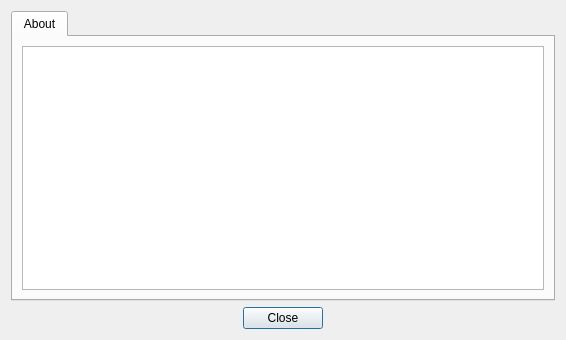
Above: forms/about_dialog.ui from mstuttgart/pynocchio before the change. Below: the same form after it.
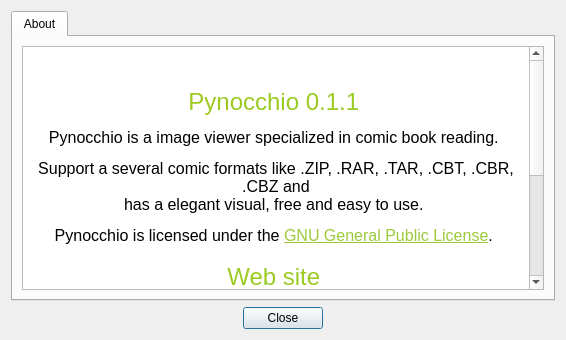
That is the form after the change. Icons and pictures are not drawn.

Commit message: [FIX] Update form with new icons. Close #64

The edit to the form file:
```diff
--- a/forms/about_dialog.ui
+++ b/forms/about_dialog.ui
@@ -54,12 +54,41 @@
            <height>16777215</height>
           </size>
          </property>
+         <property name="frameShape">
+          <enum>QFrame::StyledPanel</enum>
+         </property>
+         <property name="frameShadow">
+          <enum>QFrame::Plain</enum>
+         </property>
          <property name="html">
           <string>&lt;!DOCTYPE HTML PUBLIC &quot;-//W3C//DTD HTML 4.0//EN&quot; &quot;http://www.w3.org/TR/REC-html40/strict.dtd&quot;&gt;
 &lt;html&gt;&lt;head&gt;&lt;meta name=&quot;qrichtext&quot; content=&quot;1&quot; /&gt;&lt;style type=&quot;text/css&quot;&gt;
 p, li { white-space: pre-wrap; }
 &lt;/style&gt;&lt;/head&gt;&lt;body style=&quot; font-family:'DejaVu Sans'; font-size:12pt; font-weight:400; font-style:normal;&quot;&gt;
-&lt;p align=&quot;center&quot; style=&quot;-qt-paragraph-type:empty; margin-top:12px; margin-bottom:12px; margin-left:0px; margin-right:0px; -qt-block-indent:0; text-indent:0px;&quot;&gt;&lt;br /&gt;&lt;/p&gt;&lt;/body&gt;&lt;/html&gt;</string>
+&lt;p align=&quot;center&quot; style=&quot; margin-top:12px; margin-bottom:12px; margin-left:0px; margin-right:0px; -qt-block-indent:0; text-indent:0px;&quot;&gt;&lt;img src=&quot;:/icons/pynocchio_icon.png&quot; /&gt; &lt;/p&gt;
+&lt;p align=&quot;center&quot; style=&quot; margin-top:18px; margin-bottom:12px; margin-left:0px; margin-right:0px; -qt-block-indent:0; text-indent:0px;&quot;&gt;&lt;span style=&quot; font-size:xx-large; color:#9bca22;&quot;&gt;Pynocchio 0.1.1&lt;/span&gt; &lt;/p&gt;
+&lt;p align=&quot;center&quot; style=&quot; margin-top:12px; margin-bottom:12px; margin-left:0px; margin-right:0px; -qt-block-indent:0; text-indent:0px;&quot;&gt;Pynocchio is a image viewer specialized in comic book reading. &lt;/p&gt;
+&lt;p align=&quot;center&quot; style=&quot; margin-top:12px; margin-bottom:12px; margin-left:0px; margin-right:0px; -qt-block-indent:0; text-indent:0px;&quot;&gt;Support a several comic formats like .ZIP, .RAR, .TAR, .CBT, .CBR, .CBZ and &lt;br /&gt;has a elegant visual, free and easy to use. &lt;/p&gt;
+&lt;p align=&quot;center&quot; style=&quot; margin-top:12px; margin-bottom:12px; margin-left:0px; margin-right:0px; -qt-block-indent:0; text-indent:0px;&quot;&gt;Pynocchio is licensed under the &lt;a href=&quot;https://github.com/pynocchio/pynocchio/raw/develop/LICENSE&quot;&gt;&lt;span style=&quot; text-decoration: underline; color:#9bca3b;&quot;&gt;GNU General Public License&lt;/span&gt;&lt;/a&gt;. &lt;/p&gt;
+&lt;p align=&quot;center&quot; style=&quot; margin-top:18px; margin-bottom:12px; margin-left:0px; margin-right:0px; -qt-block-indent:0; text-indent:0px;&quot;&gt;&lt;span style=&quot; font-size:xx-large; color:#9bca22;&quot;&gt;Web site&lt;/span&gt; &lt;/p&gt;
+&lt;p align=&quot;center&quot; style=&quot; margin-top:12px; margin-bottom:12px; margin-left:0px; margin-right:0px; -qt-block-indent:0; text-indent:0px;&quot;&gt;&lt;a href=&quot;http://pynocchio.github.io&quot;&gt;&lt;span style=&quot; text-decoration: underline; color:#9bca3b;&quot;&gt;Pynocchio Website&lt;/span&gt;&lt;/a&gt; &lt;br /&gt;&lt;a href=&quot;https://github.com/pynocchio/pynocchio&quot;&gt;&lt;span style=&quot; text-decoration: underline; color:#9bca3b;&quot;&gt;Pynocchio Github Repository&lt;/span&gt;&lt;/a&gt; &lt;/p&gt;
+&lt;p align=&quot;center&quot; style=&quot; margin-top:18px; margin-bottom:12px; margin-left:0px; margin-right:0px; -qt-block-indent:0; text-indent:0px;&quot;&gt;&lt;span style=&quot; font-size:xx-large; color:#9bca22;&quot;&gt;Third-party resources&lt;/span&gt; &lt;/p&gt;
+&lt;p align=&quot;center&quot; style=&quot; margin-top:12px; margin-bottom:12px; margin-left:0px; margin-right:0px; -qt-block-indent:0; text-indent:0px;&quot;&gt;Pynocchio use some icons from &lt;a href=&quot;https://github.com/opengraphix/elementary3-icon-theme&quot;&gt;&lt;span style=&quot; text-decoration: underline; color:#9bca3b;&quot;&gt;Elementary Icon&lt;/span&gt;&lt;/a&gt;. &lt;/p&gt;
+&lt;p align=&quot;center&quot; style=&quot; margin-top:18px; margin-bottom:12px; margin-left:0px; margin-right:0px; -qt-block-indent:0; text-indent:0px;&quot;&gt;&lt;span style=&quot; font-size:xx-large; color:#9bca22;&quot;&gt;Credits&lt;/span&gt; &lt;/p&gt;
+&lt;p align=&quot;center&quot; style=&quot; margin-top:12px; margin-bottom:12px; margin-left:0px; margin-right:0px; -qt-block-indent:0; text-indent:0px;&quot;&gt;Copyright(C) 2014-2016 by &lt;a href=&quot;https://github.com/mstuttgart/&quot;&gt;&lt;span style=&quot; text-decoration: underline; color:#9bca3b;&quot;&gt;Michell Stuttgart Faria&lt;/span&gt;&lt;/a&gt; &lt;/p&gt;&lt;/body&gt;&lt;/html&gt;</string>
+         </property>
+         <property name="source">
+          <url>
+           <string>qrc:/html/html/about.html</string>
+          </url>
+         </property>
+         <property name="searchPaths">
+          <stringlist>
+           <string></string>
+          </stringlist>
+         </property>
+         <property name="openExternalLinks">
+          <bool>true</bool>
          </property>
         </widget>
        </item>
```
Left out of the diff: 4 changed lines with no effect on the pictures. The commit also changes 12 other files.
